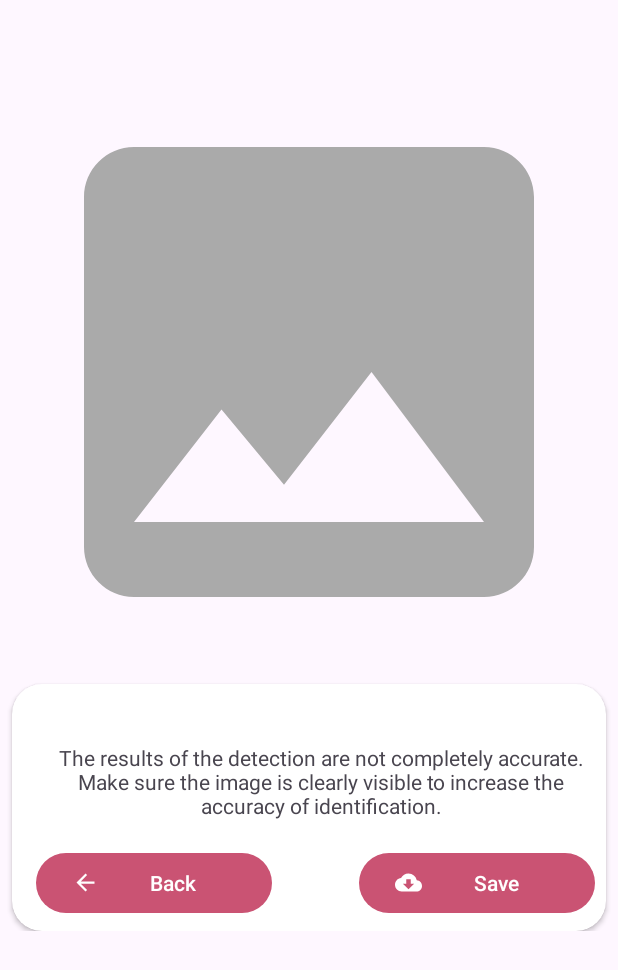
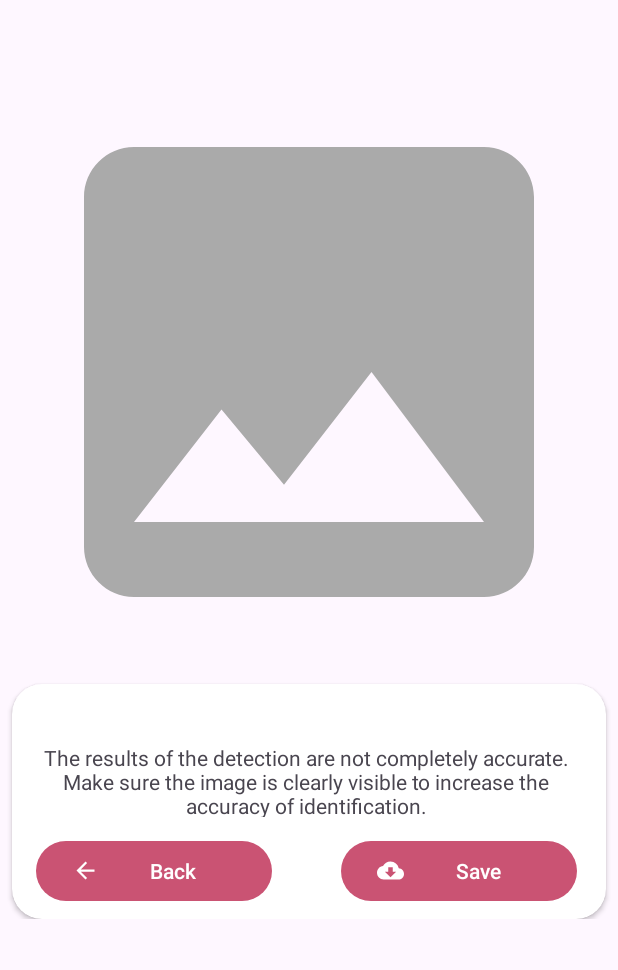
Before and after one commit to vetewe/cancer-detector-app, an Android app: the ResultActivity screen opened directly, with no data from a screen before it, on a phone screen of 412 x 824 dp. Shown: the top 970 px of the screen. Run offline under Robolectric (Android 15) with nearby library versions, the phone set to English and light mode, and no system bars; our stand-ins replace Room's generated code; pictures from the network do not load.

Commit message:
finishing touch

```diff
--- a/app/build.gradle.kts
+++ b/app/build.gradle.kts
@@ -1,5 +1,3 @@
-import kotlinx.android.parcel.Parcelize
-
 plugins {
     id("com.android.application")
     id("org.jetbrains.kotlin.android")
@@ -64,7 +62,7 @@ dependencies {
     implementation("androidx.navigation:navigation-fragment-ktx:2.8.3")
     implementation("androidx.navigation:navigation-ui-ktx:2.8.3")
 
-    implementation ("org.tensorflow:tensorflow-lite:2.13.0")
+    implementation ("org.tensorflow:tensorflow-lite:2.16.1")
     implementation("org.tensorflow:tensorflow-lite-support:0.4.4")
     implementation("org.tensorflow:tensorflow-lite-metadata:0.4.4")
     implementation("org.tensorflow:tensorflow-lite-task-vision:0.4.4")
--- a/app/src/main/java/com/dicoding/asclepius/ui/history/HistoryFragment.kt
+++ b/app/src/main/java/com/dicoding/asclepius/ui/history/HistoryFragment.kt
@@ -74,6 +74,8 @@ class HistoryFragment : Fragment() {
                     GridLayoutManager(requireActivity(), 2).orientation
                 )
             )
+            setPadding(0, 0, 0, 200)
+            clipToPadding = false
         }
     }
 
--- a/app/src/main/java/com/dicoding/asclepius/ui/home/HomeFragment.kt
+++ b/app/src/main/java/com/dicoding/asclepius/ui/home/HomeFragment.kt
@@ -76,6 +76,8 @@ class HomeFragment : Fragment() {
                     LinearLayoutManager(requireActivity()).orientation
                 )
             )
+            setPadding(0, 0, 0, 200)
+            clipToPadding = false
         }
     }
 
--- a/app/src/main/res/layout/activity_result.xml
+++ b/app/src/main/res/layout/activity_result.xml
@@ -52,19 +52,19 @@
                     android:textAlignment="center"
                     android:textSize="20sp"
                     android:textStyle="bold"
-                    app:layout_constraintEnd_toStartOf="@+id/guideline7"
+                    app:layout_constraintEnd_toStartOf="@+id/guideline4"
                     app:layout_constraintHorizontal_bias="1.0"
                     app:layout_constraintStart_toStartOf="@+id/guideline6"
                     app:layout_constraintTop_toTopOf="parent" />
 
                 <TextView
                     android:id="@+id/analyze_description"
-                    android:layout_width="380dp"
-                    android:layout_height="57dp"
+                    android:layout_width="360dp"
+                    android:layout_height="49dp"
                     android:layout_marginTop="4dp"
                     android:text="@string/text8"
                     android:textAlignment="center"
-                    app:layout_constraintEnd_toStartOf="@+id/guideline7"
+                    app:layout_constraintEnd_toStartOf="@+id/guideline4"
                     app:layout_constraintHorizontal_bias="0.0"
                     app:layout_constraintStart_toStartOf="@+id/guideline6"
                     app:layout_constraintTop_toBottomOf="@+id/result_text"
@@ -94,7 +94,7 @@
                     android:textColor="@color/white"
                     app:icon="@drawable/ic_download"
                     app:iconTint="@color/white"
-                    app:layout_constraintEnd_toEndOf="parent"
+                    app:layout_constraintEnd_toStartOf="@+id/guideline4"
                     app:layout_constraintHorizontal_bias="0.666"
                     app:layout_constraintStart_toStartOf="@+id/guideline6"
                     app:layout_constraintTop_toBottomOf="@+id/analyze_description"
@@ -114,6 +114,13 @@
                     app:layout_constraintStart_toStartOf="@+id/guideline6"
                     app:layout_constraintTop_toBottomOf="@+id/analyze_description"
                     tools:ignore="TextContrastCheck" />
+
+                <androidx.constraintlayout.widget.Guideline
+                    android:id="@+id/guideline4"
+                    android:layout_width="wrap_content"
+                    android:layout_height="wrap_content"
+                    android:orientation="vertical"
+                    app:layout_constraintGuide_begin="379dp" />
             </androidx.constraintlayout.widget.ConstraintLayout>
         </androidx.cardview.widget.CardView>
 
--- a/app/src/main/res/layout/item_articles.xml
+++ b/app/src/main/res/layout/item_articles.xml
@@ -33,9 +33,9 @@
             android:layout_marginTop="8dp"
             android:layout_marginEnd="8dp"
             android:ellipsize="end"
-            android:maxLines="2"
+            android:maxLines="3"
             android:text="@string/article_title"
-            android:textSize="20sp"
+            android:textSize="16sp"
             android:textStyle="bold"
             app:layout_constraintEnd_toEndOf="parent"
             app:layout_constraintHorizontal_bias="0.498"
```
Also changed, not shown: app/src/main/java/com/dicoding/asclepius/data/remote/retrofit/ApiConfig.kt (+7 -5 lines).
